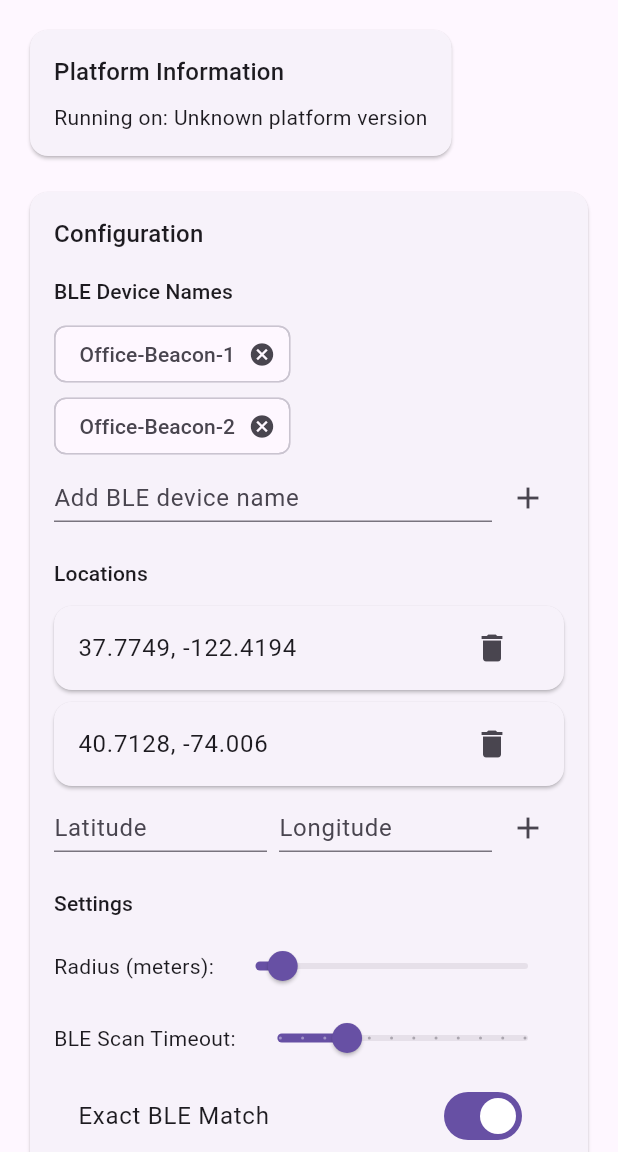
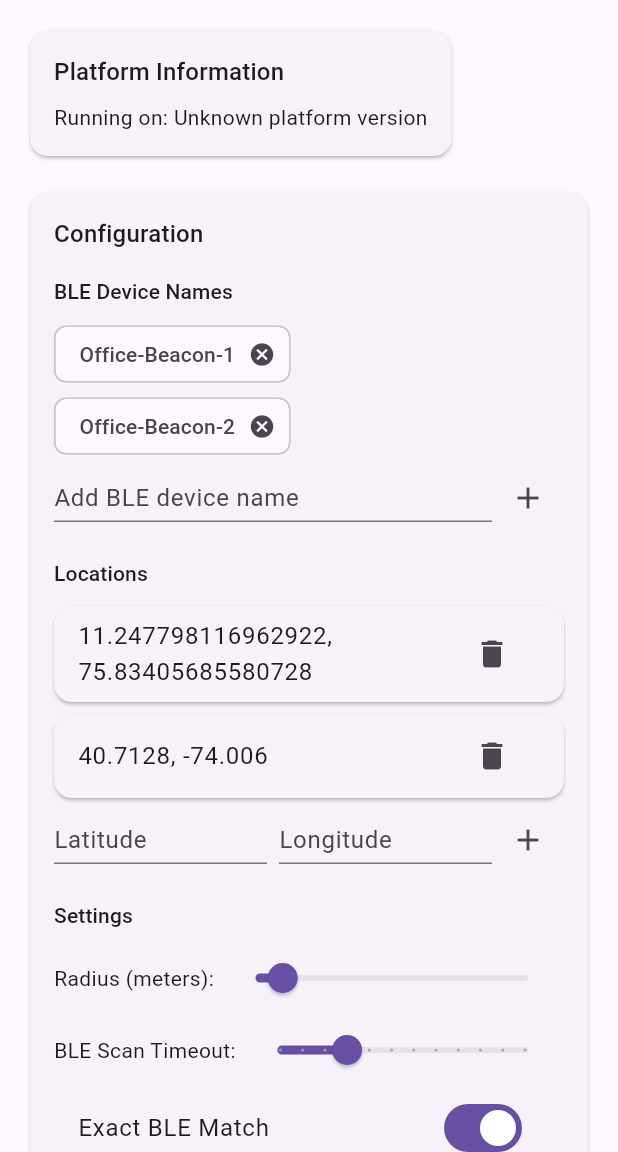
Before and after one commit to munasir-nuox/hybrid_attendance, a Flutter app: the screen it shows after launch, on a phone screen of 412 x 824 dp, the part 84-1236 px from its top. Run offline on Flutter 3.47's test engine with Material 3 defaults, Android fonts, the phone set to English and light mode, and no system bars; our stand-ins replace plugin_platform_interface.

```diff
--- a/hybrid_attendance/example/lib/main.dart
+++ b/hybrid_attendance/example/lib/main.dart
@@ -34,7 +34,7 @@ class _AttendanceHomePageState extends State<AttendanceHomePage> {
   // Configuration
   final List<String> _bleDeviceNames = ['Office-Beacon-1', 'Office-Beacon-2'];
   final List<LocationPoint> _locations = [
-    const LocationPoint(37.7749, -122.4194), // San Francisco
+    const LocationPoint(11.247798116962922, 75.83405685580728), // San Francisco
     const LocationPoint(40.7128, -74.0060), // New York
   ];
   int _radiusMeters = 100;
```
Also changed, not shown: hybrid_attendance/pubspec.yaml (+19 -2 lines), 2 other files.
